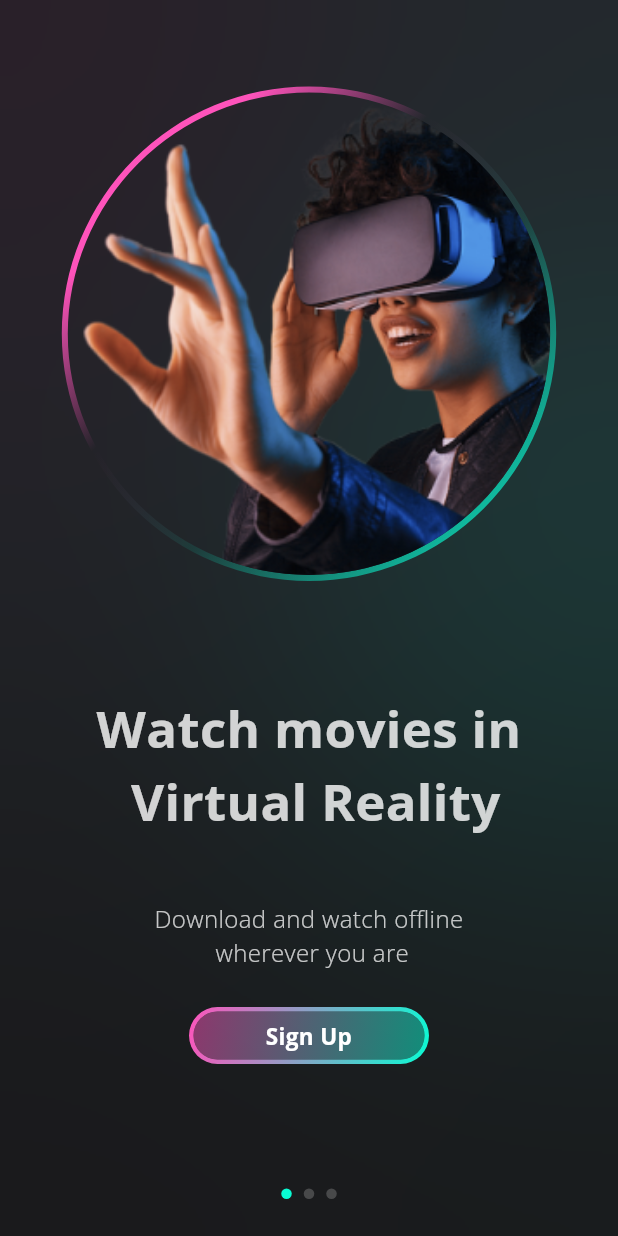
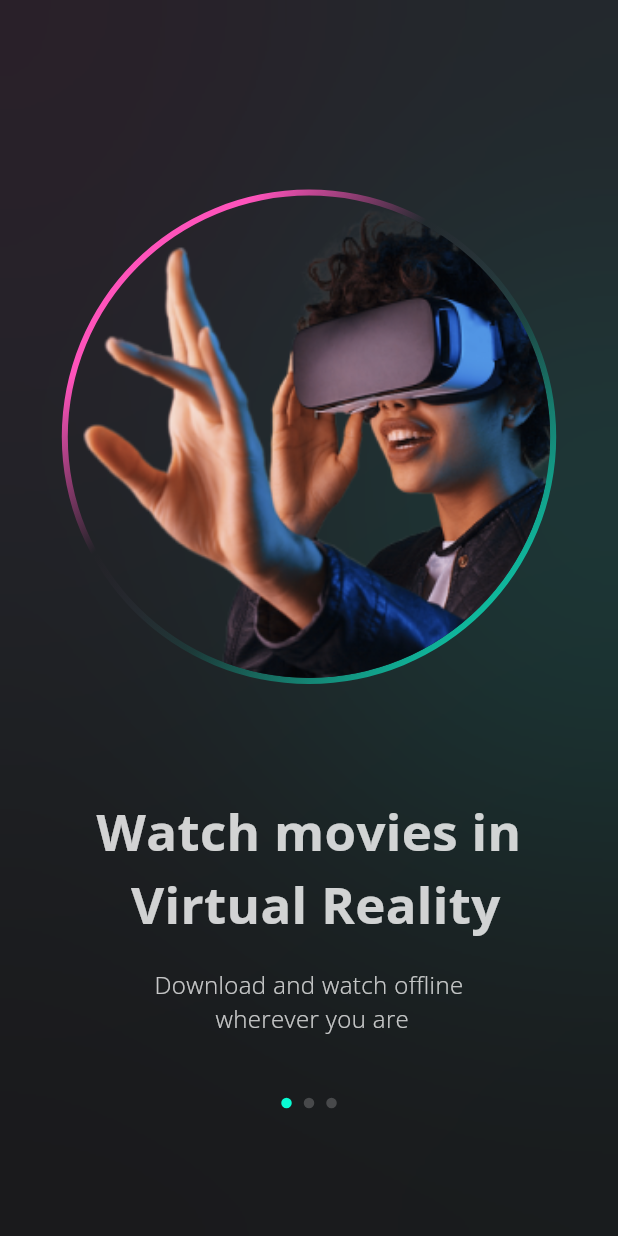
Before and after one commit to ZainbMohammed/Virtual_reality-app, a Flutter app: the screen it shows after launch, on a phone screen of 412 x 824 dp. Run offline on Flutter 3.47's test engine with Material 3 defaults, Android fonts, the phone set to English and light mode, and no system bars; our stand-ins replace flutter_rating_bar, flutter_svg, glassmorphism, google_fonts.

Commit message:
perform onboarding tabs

```diff
--- a/lib/screens/onboarding_screen.dart
+++ b/lib/screens/onboarding_screen.dart
@@ -1,27 +1,78 @@
 import 'dart:ui';
-
 import 'package:flutter/material.dart';
 import 'package:virtual_reality/components/custom_outline.dart';
 import 'package:virtual_reality/constants.dart';
 import 'package:virtual_reality/screens/home_page.dart';
 import 'package:virtual_reality/screens/signup_page.dart';
 
-class OnboardingScreen extends StatelessWidget {
+class OnboardingScreen extends StatefulWidget {
   const OnboardingScreen({Key? key}) : super(key: key);
 
   @override
+  State<OnboardingScreen> createState() => _OnboardingScreenState();
+}
+
+class _OnboardingScreenState extends State<OnboardingScreen> {
+  final PageController _pageController = PageController();
+  int _currentPage = 0;
+
+  @override
   Widget build(BuildContext context) {
-    final screenHight = MediaQuery.of(context).size.height;
+    final screenHeight = MediaQuery.of(context).size.height;
     final screenWidth = MediaQuery.of(context).size.width;
+
     return Scaffold(
       backgroundColor: Constants.kBlackColor,
       extendBody: true,
       body: SizedBox(
         width: screenWidth,
-        height: screenHight,
-        child: Stack(children: [
+        height: screenHeight,
+        child: Stack(
+          children: [
+            _buildBlurCircles(screenHeight),
+            PageView(
+              controller: _pageController,
+              onPageChanged: (int page) {
+                setState(() {
+                  _currentPage = page;
+                });
+              },
+              children: [
+                _buildOnboardingContent(
+                  screenHeight,
+                  screenWidth,
+                  'assets/img-onboarding.png',
+                  'Watch movies in \n Virtual Reality',
+                  'Download and watch offline\n wherever you are ',
+                ),
+                _buildOnboardingContent(
+                  screenHeight,
+                  screenWidth,
+                  'assets/img-onboarding2.jpeg',
+                  'Explore a new reality',
+                  'Immerse yourself in the latest technology',
+                ),
+                _buildOnboardingContent(
+                  screenHeight,
+                  screenWidth,
+                  'assets/img-onboarding3.jpeg',
+                  'Feel the experience',
+                  'Experience entertainment like never before',
+                ),
+              ],
+            ),
+          ],
+        ),
+      ),
+    );
+  }
+
+  // Function to create the blur circles in the background
+  Widget _buildBlurCircles(double screenHeight) {
+    return Stack(
+      children: [
         Positioned(
-            top: screenHight * 0.1,
+          top: screenHeight * 0.1,
           left: -88,
           child: Container(
             height: 166,
@@ -40,7 +91,7 @@ class OnboardingScreen extends StatelessWidget {
           ),
         ),
         Positioned(
-            top: screenHight * 0.3,
+          top: screenHeight * 0.3,
           right: -100,
           child: Container(
             height: 200,
@@ -58,15 +109,25 @@ class OnboardingScreen extends StatelessWidget {
             ),
           ),
         ),
-          Center(
+      ],
+    );
+  }
+
+  // Function to create the onboarding content with the same design
+  Widget _buildOnboardingContent(
+    double screenHeight,
+    double screenWidth,
+    String imagePath,
+    String title,
+    String subtitle,
+  ) {
+    return Center(
       child: SafeArea(
         child: Column(
           mainAxisAlignment: MainAxisAlignment.center,
           crossAxisAlignment: CrossAxisAlignment.center,
           children: [
-                  SizedBox(
-                    height: screenHight * 0.07,
-                  ),
+            SizedBox(height: screenHeight * 0.07),
             CustomOutline(
               strokeWidth: 4,
               radius: screenWidth * 0.8,
@@ -83,10 +144,10 @@ class OnboardingScreen extends StatelessWidget {
                 stops: const [0.2, 0.4, 0.6, 1],
               ),
               child: Container(
-                      decoration: const BoxDecoration(
+                decoration: BoxDecoration(
                   shape: BoxShape.circle,
                   image: DecorationImage(
-                          image: AssetImage('assets/img-onboarding.png'),
+                    image: AssetImage(imagePath),
                     fit: BoxFit.cover,
                     alignment: Alignment.bottomLeft,
                   ),
@@ -95,40 +156,75 @@ class OnboardingScreen extends StatelessWidget {
               width: screenWidth * 0.8,
               height: screenWidth * 0.8,
             ),
-                  SizedBox(
-                    height: screenHight * 0.09,
-                  ),
+            SizedBox(height: screenHeight * 0.09),
             Text(
-                    'Watch movies in \n Virtual Reality',
+              title,
               textAlign: TextAlign.center,
               style: TextStyle(
-                      fontSize: screenHight <= 660 ? 18 : 34,
+                fontSize: screenHeight <= 660 ? 18 : 34,
                 fontWeight: FontWeight.w700,
                 color: Constants.kWhiteColor.withOpacity(0.8),
               ),
             ),
-                  SizedBox(
-                    height: screenHight * 0.05,
-                  ),
+            SizedBox(height: screenHeight * 0.02),
             Text(
-                    'Download and watch offline\n wherever you are ',
+              subtitle,
               textAlign: TextAlign.center,
               style: TextStyle(
-                      fontSize: screenHight <= 660 ? 12 : 16,
+                fontSize: screenHeight <= 660 ? 12 : 16,
                 fontWeight: FontWeight.w100,
                 color: Constants.kWhiteColor.withOpacity(0.75),
               ),
             ),
             SizedBox(
-                    height: screenHight * 0.03,
+                height: screenHeight * 0.05), // Increased space before dots
+            _buildDotsIndicator(),
+            SizedBox(
+                height: screenHeight * 0.02), // Space between dots and button
+            if (screenHeight <= 660 || _currentPage == 2)
+              _buildSignUpButton(screenHeight, screenWidth),
+          ],
         ),
-                  GestureDetector(
+      ),
+    );
+  }
+
+  // Function to build dots indicator for the current onboarding page
+  Widget _buildDotsIndicator() {
+    return Row(
+      mainAxisAlignment: MainAxisAlignment.center,
+      children: List.generate(3, (index) {
+        return GestureDetector(
+          onTap: () {
+            _pageController.animateToPage(
+              index,
+              duration: const Duration(milliseconds: 500),
+              curve: Curves.easeInOut,
+            );
+          },
+          child: Container(
+            height: 7,
+            width: 7,
+            margin: const EdgeInsets.symmetric(horizontal: 4),
+            decoration: BoxDecoration(
+              shape: BoxShape.circle,
+              color: _currentPage == index
+                  ? Constants.kGreenColor
+                  : Constants.kWhiteColor.withOpacity(0.2),
+            ),
+          ),
+        );
+      }),
+    );
+  }
+
+  // Function to build the sign-up button
+  Widget _buildSignUpButton(double screenHeight, double screenWidth) {
+    return GestureDetector(
       onTap: () {
         Navigator.push(
           context,
-                        MaterialPageRoute(
-                          builder: (context) => HomePage(),
-                        ),
+          MaterialPageRoute(builder: (context) => const SignUpPage()),
         );
       },
       child: CustomOutline(
@@ -137,10 +233,7 @@ class OnboardingScreen extends StatelessWidget {
         gradient: const LinearGradient(
           begin: Alignment.topLeft,
           end: Alignment.bottomRight,
-                        colors: [
-                          Constants.kPinkColor,
-                          Constants.kGreenColor,
-                        ],
+          colors: [Constants.kPinkColor, Constants.kGreenColor],
         ),
         child: Container(
           decoration: BoxDecoration(
@@ -155,23 +248,13 @@ class OnboardingScreen extends StatelessWidget {
             ),
           ),
           child: Center(
-                          child: GestureDetector(
-                            onTap: () {
-                              Navigator.push(
-                                context,
-                                MaterialPageRoute(
-                                  builder: (context) => SignUpPage(),
-                                ),
-                              );
-                            },
             child: Text(
               'Sign Up',
               textAlign: TextAlign.center,
               style: TextStyle(
-                                fontSize: screenHight <= 660 ? 11 : 15,
+                fontSize: screenHeight <= 660 ? 11 : 15,
                 fontWeight: FontWeight.w700,
                 color: Constants.kWhiteColor,
-                              ),
               ),
             ),
           ),
@@ -180,36 +263,6 @@ class OnboardingScreen extends StatelessWidget {
         height: 38,
         padding: const EdgeInsets.all(3),
       ),
-                  ),
-                  const Spacer(),
-                  Row(
-                    mainAxisAlignment: MainAxisAlignment.center,
-                    children: List.generate(3, (index) {
-                      return Container(
-                        height: 7,
-                        width: 7,
-                        margin: const EdgeInsets.symmetric(
-                          horizontal: 4,
-                        ),
-                        decoration: BoxDecoration(
-                            shape: BoxShape.circle,
-                            color: index == 0
-                                ? Constants.kGreenColor
-                                : index == 1
-                                    ? Constants.kWhiteColor.withOpacity(0.2)
-                                    : Constants.kWhiteColor.withOpacity(0.2)),
-                      );
-                    }),
-                  ),
-                  SizedBox(
-                    height: screenHight * 0.03,
-                  ),
-                ],
-              ),
-            ),
-          ),
-        ]),
-      ),
     );
   }
 }
```
Also changed, not shown: assets/img-onboarding2.jpeg (added), assets/img-onboarding2.jpg (deleted), assets/img-onboarding3.jpeg (added), assets/img-onboarding3.jpg (deleted). Lines whose indentation alone changed are shown as unchanged.
